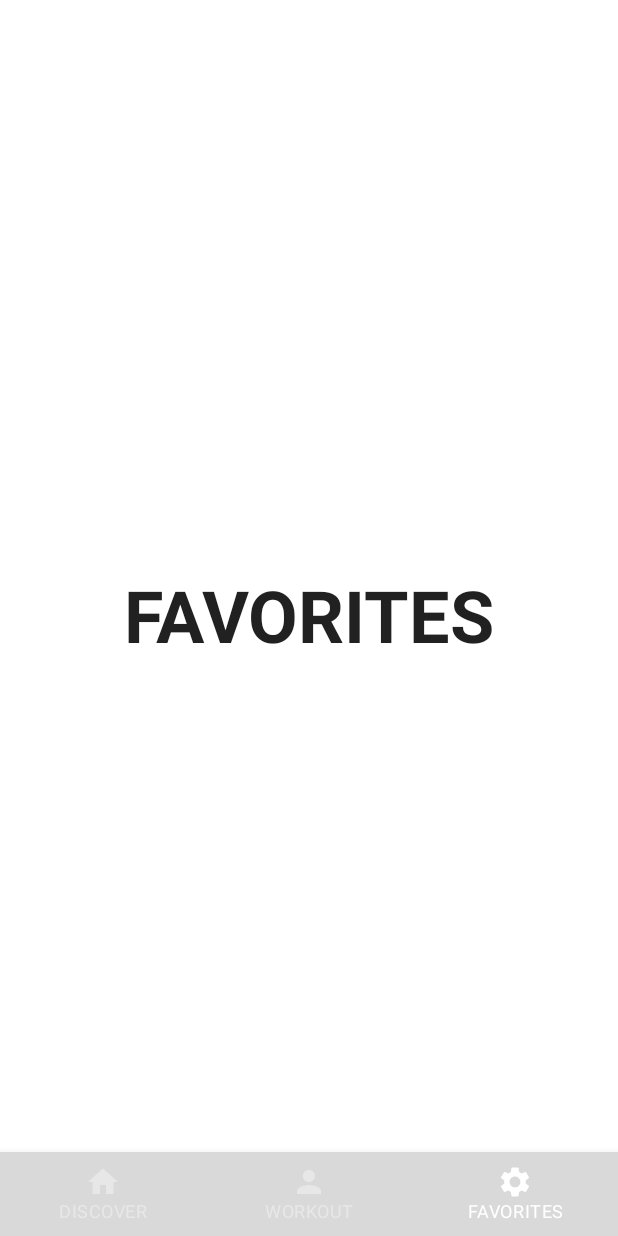
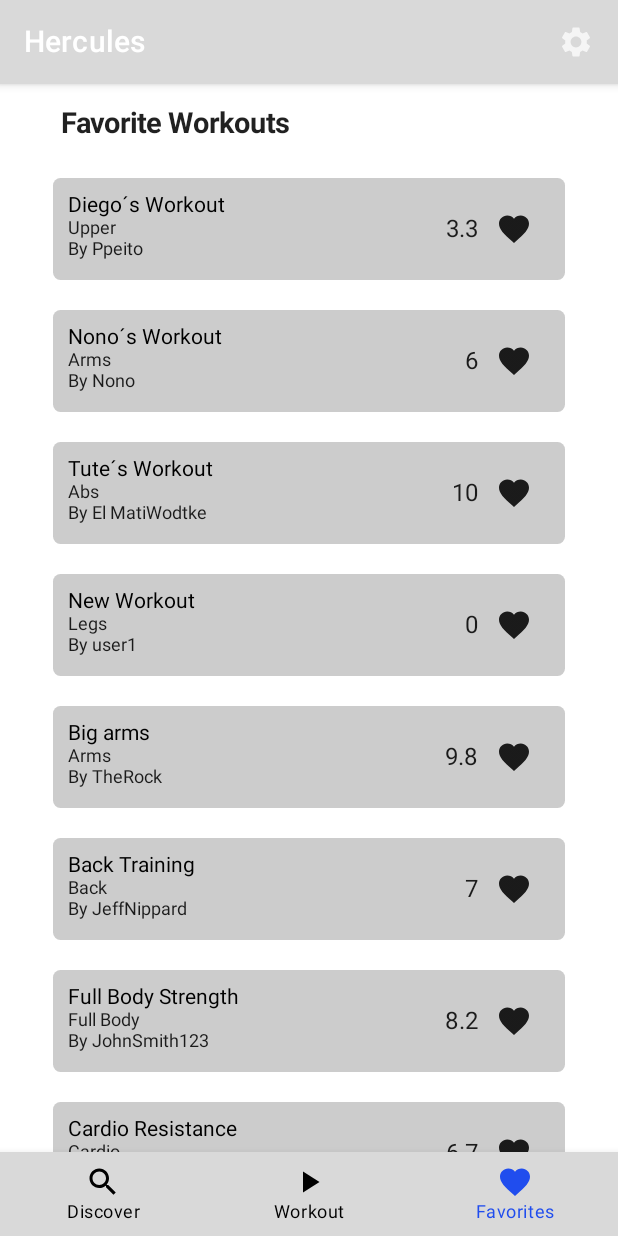
Before and after one commit to herculesHCI/HerculesMobile, an Android app built with Jetpack Compose: the HomeScreen screen opened through its navigation route, item 3 of the bottom bar chosen, on a phone screen of 412 x 824 dp. Run offline under Robolectric (Android 15) with nearby library versions, the phone set to English and light mode, and no system bars.

```diff
--- a/app/src/main/java/com/example/ejemploclase/BottomBarScreen.kt
+++ b/app/src/main/java/com/example/ejemploclase/BottomBarScreen.kt
@@ -1,9 +1,7 @@
 package com.example.ejemploclase
 
 import androidx.compose.material.icons.Icons
-import androidx.compose.material.icons.filled.Home
-import androidx.compose.material.icons.filled.Person
-import androidx.compose.material.icons.filled.Settings
+import androidx.compose.material.icons.filled.*
 import androidx.compose.ui.graphics.vector.ImageVector
 
 sealed class BottomBarScreen(
@@ -11,21 +9,21 @@ sealed class BottomBarScreen(
     val title: String,
     val icon: ImageVector
 ) {
-    object Home : BottomBarScreen(
+    object Discover : BottomBarScreen(
         route = "DISCOVER",
-        title = "DISCOVER",
-        icon = Icons.Default.Home
+        title = "Discover",
+        icon = Icons.Default.Search
     )
 
-    object Profile : BottomBarScreen(
+    object Workout : BottomBarScreen(
         route = "WORKOUT",
-        title = "WORKOUT",
-        icon = Icons.Default.Person
+        title = "Workout",
+        icon = Icons.Default.PlayArrow
     )
 
-    object Settings : BottomBarScreen(
+    object Favorites : BottomBarScreen(
         route = "FAVORITES",
-        title = "FAVORITES",
-        icon = Icons.Default.Settings
+        title = "Favorites",
+        icon = Icons.Default.Favorite
     )
 }
--- a/app/src/main/java/com/example/ejemploclase/FilterSearch.kt
+++ b/app/src/main/java/com/example/ejemploclase/FilterSearch.kt
@@ -24,9 +24,7 @@ import java.util.logging.Filter
 @Preview
 @Composable
 fun Filter(){
-    AppBar(){
         FilterContent()
-    }
 }
 
 
--- a/app/src/main/java/com/example/ejemploclase/Home/HomeScreen.kt
+++ b/app/src/main/java/com/example/ejemploclase/Home/HomeScreen.kt
@@ -3,8 +3,13 @@ package com.example.ejemploclase.Home
 
 import androidx.compose.foundation.layout.RowScope
 import androidx.compose.material.*
+import androidx.compose.material.icons.Icons
+import androidx.compose.material.icons.filled.Settings
 import androidx.compose.runtime.Composable
 import androidx.compose.runtime.getValue
+import androidx.compose.ui.graphics.Color
+import androidx.compose.ui.graphics.Color.Companion.Black
+import androidx.compose.ui.graphics.Color.Companion.Blue
 import androidx.navigation.NavDestination
 import androidx.navigation.NavDestination.Companion.hierarchy
 import androidx.navigation.NavGraph.Companion.findStartDestination
@@ -18,6 +23,7 @@ import com.example.ejemploclase.graphs.HomeNavGraph
 @Composable
 fun HomeScreen(navController: NavHostController = rememberNavController()) {
     Scaffold(
+        topBar= { TopBar() },
         bottomBar = { BottomBar(navController = navController) }
     ) {
         HomeNavGraph(navController = navController)
@@ -25,11 +31,26 @@ fun HomeScreen(navController: NavHostController = rememberNavController()) {
 }
 
 @Composable
+fun TopBar(){
+    TopAppBar(
+        backgroundColor = MaterialTheme.colors.primary,
+        title = { Text( text = "Hercules") },
+        actions = {
+            IconButton(onClick = { /*TODO*/ }) {
+                Icon(
+                    imageVector = Icons.Default.Settings ,
+                    contentDescription = null,
+                ) //Ver Como  mover hacia la derecha
+            }
+        }
+    )
+}
+@Composable
 fun BottomBar(navController: NavHostController) {
     val screens = listOf(
-        BottomBarScreen.Home,
-        BottomBarScreen.Profile,
-        BottomBarScreen.Settings,
+        BottomBarScreen.Discover,
+        BottomBarScreen.Workout,
+        BottomBarScreen.Favorites,
     )
     val navBackStackEntry by navController.currentBackStackEntryAsState()
     val currentDestination = navBackStackEntry?.destination
@@ -61,13 +82,14 @@ fun RowScope.AddItem(
         icon = {
             Icon(
                 imageVector = screen.icon,
-                contentDescription = "Navigation Icon"
+                contentDescription = "Navigation Icon",
             )
         },
         selected = currentDestination?.hierarchy?.any {
             it.route == screen.route
         } == true,
-        unselectedContentColor = LocalContentColor.current.copy(alpha = ContentAlpha.disabled),
+        unselectedContentColor = Color.Black,
+        selectedContentColor = MaterialTheme.colors.secondary,
         onClick = {
             navController.navigate(screen.route) {
                 popUpTo(navController.graph.findStartDestination().id)
--- a/app/src/main/java/com/example/ejemploclase/Preview.kt
+++ b/app/src/main/java/com/example/ejemploclase/Preview.kt
@@ -26,9 +26,7 @@ import androidx.compose.ui.unit.sp
 @Preview
 @Composable
 fun Preview(){
-    AppBar(){
         PreviewContent()
-    }
 }
 
 @Composable
--- a/app/src/main/java/com/example/ejemploclase/FavoriteScreen.kt
+++ b/app/src/main/java/com/example/ejemploclase/Screens/FavoriteScreen.kt
@@ -21,9 +21,7 @@ import androidx.compose.ui.unit.sp
 @Preview
 @Composable
 fun FavoriteScreen(){
-    AppBar(){
         FavoriteContent()
-    }
 }
 
 val favItems = listOf(Workout("Diego´s Workout","Ppeito",3.3,"Upper",true,0),
--- a/app/src/main/java/com/example/ejemploclase/graphs/HomeNavGraph.kt
+++ b/app/src/main/java/com/example/ejemploclase/graphs/HomeNavGraph.kt
@@ -1,12 +1,12 @@
 package com.example.ejemploclase.graphs
 
 import androidx.compose.runtime.Composable
-import androidx.navigation.NavGraphBuilder
 import androidx.navigation.NavHostController
 import androidx.navigation.compose.NavHost
 import androidx.navigation.compose.composable
-import androidx.navigation.navigation
 import com.example.ejemploclase.BottomBarScreen
+import com.example.ejemploclase.DiscoverScreen
+import com.example.ejemploclase.FavoriteScreen
 import com.example.ejemploclase.ScreenContent
 
 @Composable
@@ -14,27 +14,19 @@ fun HomeNavGraph(navController: NavHostController) {
     NavHost(
         navController = navController,
         route = Graph.HOME,
-        startDestination = BottomBarScreen.Home.route
+        startDestination = BottomBarScreen.Discover.route
     ) {
-        composable(route = BottomBarScreen.Home.route) {
+        composable(route = BottomBarScreen.Discover.route) {
+            DiscoverScreen()
+        }
+        composable(route = BottomBarScreen.Workout.route) {
             ScreenContent(
-                name = BottomBarScreen.Home.route,
-                onClick = {
-                    navController.navigate(Graph.DETAILS)
-                }
-            )
-        }
-        composable(route = BottomBarScreen.Profile.route) {
-            ScreenContent(
-                name = BottomBarScreen.Profile.route,
+                name = BottomBarScreen.Workout.route,
                 onClick = { }
             )
         }
-        composable(route = BottomBarScreen.Settings.route) {
-            ScreenContent(
-                name = BottomBarScreen.Settings.route,
-                onClick = { }
-            )
+        composable(route = BottomBarScreen.Favorites.route) {
+            FavoriteScreen()
         }
     }
 }
--- a/app/src/main/java/com/example/ejemploclase/graphs/RootNavGraph.kt
+++ b/app/src/main/java/com/example/ejemploclase/graphs/RootNavGraph.kt
@@ -24,5 +24,4 @@ object Graph {
     const val ROOT = "root_graph"
     const val AUTHENTICATION = "auth_graph"
     const val HOME = "home_graph"
-    const val DETAILS = "details_graph"
 }
--- a/app/src/main/res/values/themes.xml
+++ b/app/src/main/res/values/themes.xml
@@ -2,6 +2,6 @@
 <resources>
 
     <style name="Theme.EjemploClase" parent="android:Theme.Material.Light.NoActionBar">
-        <item name="android:statusBarColor">@color/purple_700</item>
+        <item name="android:statusBarColor">#DFDFDF</item>
     </style>
 </resources>
```
Also changed, not shown: app/src/main/java/com/example/ejemploclase/AppBar.kt (deleted, +0 -76 lines), app/src/main/java/com/example/ejemploclase/Discover.kt (deleted, +0 -133 lines), app/src/main/java/com/example/ejemploclase/Screen.kt (deleted, +0 -11 lines), app/src/main/java/com/example/ejemploclase/Screens/DiscoverScreen.kt (renamed from app/src/main/java/com/example/ejemploclase/DiscoverScreen.kt, +6 -8 lines), app/src/main/java/com/example/ejemploclase/Screens/LoginScreen.kt (renamed from app/src/main/java/com/example/ejemploclase/LoginScreen.kt), app/src/main/java/com/example/ejemploclase/Screens/ScreenContent.kt (renamed from app/src/main/java/com/example/ejemploclase/ScreenContent.kt), app/src/main/java/com/example/ejemploclase/ui/theme/Color.kt (line endings or trailing spaces).
